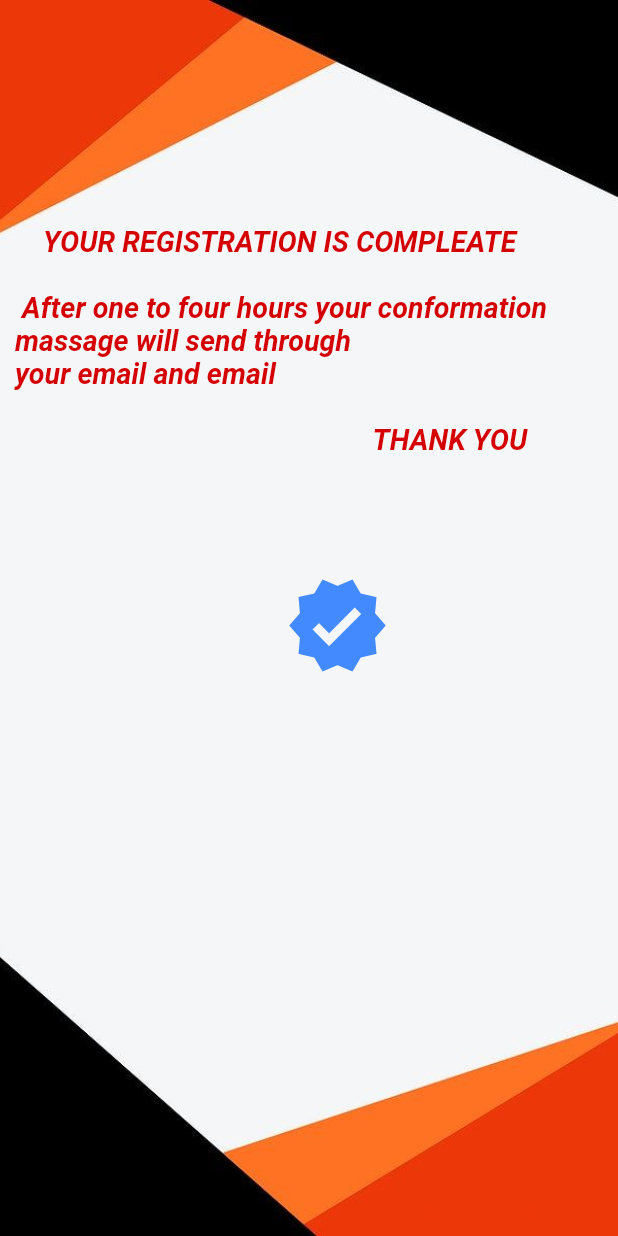
After one commit to anirbanpal2002/appi, a Flutter app: the instruction screen opened by its route, on a phone screen of 412 x 824 dp. The commit adds this screen. Run offline on Flutter 3.47's test engine with Material 2 defaults, Android fonts, the phone set to English and light mode, and no system bars; our stand-ins replace cloud_firestore, firebase_auth, firebase_core, google_sign_in, location; accounts and stored records are empty.

Commit message:
Instruction done

```diff
--- /dev/null
+++ b/lib/Instruction.dart
@@ -0,0 +1,62 @@
+import 'package:flutter/material.dart';
+
+class instruction extends StatefulWidget {
+  const instruction({Key? key}) : super(key: key);
+
+  @override
+  State<instruction> createState() => _instructionState();
+}
+
+class _instructionState extends State<instruction> {
+  @override
+  Widget build(BuildContext context) {
+    return Container(
+      decoration: BoxDecoration(
+        image: DecorationImage(
+            image: AssetImage("assets/abd.jpg"), fit: BoxFit.cover),
+      ),
+      child: SafeArea(
+        child: Scaffold(
+          backgroundColor: Colors.transparent,
+          body: SingleChildScrollView(
+              padding:
+                  const EdgeInsets.symmetric(horizontal: 10.0, vertical: 150.0),
+              child: Column(
+                children: [
+                  Text(
+                    "\t \t YOUR REGISTRATION IS COMPLEATE"
+                    "\n\n After one to four hours your conformation massage will send through"
+                    "\t\t\nyour email and email"
+                    "\t \n \n \t \t \t \t \t \t \t \t \t \t \t \t \t \t \t \t \t \t \t \t \t \t \t \t \t THANK YOU",
+                    style: TextStyle(
+                      fontStyle: FontStyle.italic,
+                      color: Colors.redAccent.shade700,
+                      fontSize: 19,
+                      fontWeight: FontWeight.bold,
+                    ),
+                  ),
+                  SizedBox(
+                    height: 70,
+                  ),
+                  IconButton(
+                    onPressed: () {
+                      Navigator.pushNamed(
+                        context,
+                        'Registration',
+                      );
+                    },
+                    //new Text('',style: TextStyle(color: Colors.white,fontSize: 25,fontWeight:FontWeight.bold
+                    //),),
+                    icon: const Icon(
+                      Icons.verified,
+                      size: 70,
+                      color: Colors.blueAccent,
+                    ),
+                  ),
+                ],
+              )),
+        ),
+      ),
+    );
+  }
+}
--- a/lib/Registration.dart
+++ b/lib/Registration.dart
@@ -1,3 +1,4 @@
+import 'package:appi/Instruction.dart';
 import 'package:appi/Login.dart';
 import 'package:firebase_auth/firebase_auth.dart';
 import 'package:flutter/material.dart';
@@ -24,8 +25,10 @@ class _MyRegistrationState extends State<MyRegistration> {
           .createUserWithEmailAndPassword(email: Email, password: Password)
           .whenComplete(() {
         print('User Added');
-        Navigator.push(
-            context, MaterialPageRoute(builder: (context) => const MyLogin()));
+        //Navigator.push(
+        //    context, MaterialPageRoute(builder: (context) => const MyLogin()));
+        Navigator.push(context,
+            MaterialPageRoute(builder: (context) => const instruction()));
       });
     } on FirebaseAuthException catch (e) {
       if (e.code == 'weak-password') {
--- a/lib/main.dart
+++ b/lib/main.dart
@@ -5,6 +5,7 @@ import 'package:flutter/material.dart';
 import 'package:appi/Login.dart';
 import 'package:appi/Registration.dart';
 import 'package:appi/Trigger.dart';
+import 'package:appi/Instruction.dart';
 import 'package:firebase_core/firebase_core.dart';
 import 'firebase_options.dart';
 
@@ -20,6 +21,7 @@ Future<void> main() async {
       routes: {
         'Registration': (context) => const MyRegistration(),
         'Trigger': (context) => const MyTrigger(),
+        'Instruction': (context) => const instruction(),
       },
     ),
   );
```
Also changed, not shown: assets/abd.jpg (added), assets/img3.jpg (added), assets/itirp1.png (deleted).
